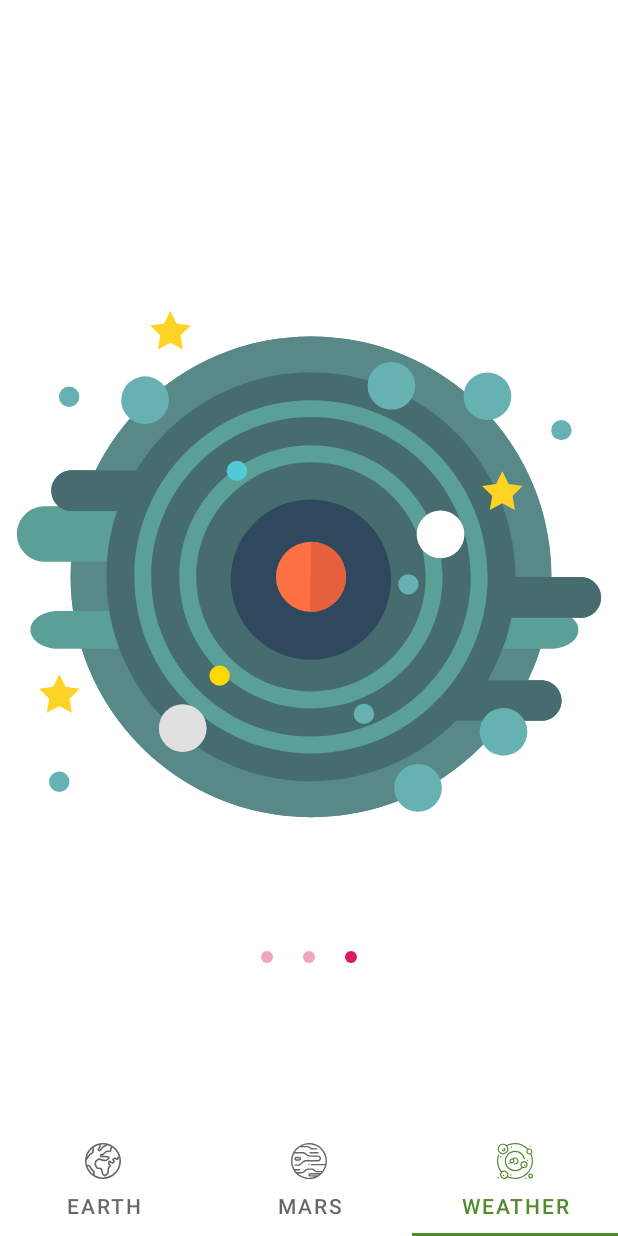
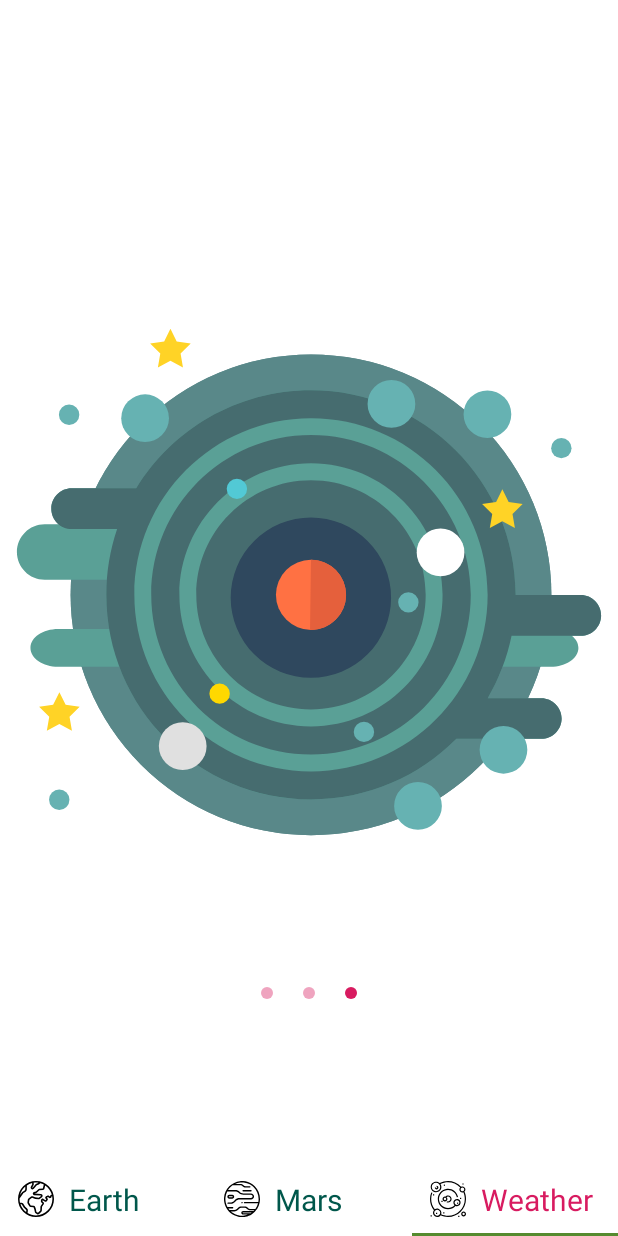
Before and after one commit to samitin/MaterialLesson1, an Android app: the screen it shows after launch (ApiActivity), item 3 of the bottom bar chosen, on a phone screen of 412 x 824 dp. Run offline under Robolectric (Android 15) with nearby library versions, the phone set to English and light mode, and no system bars.

Commit message:
FragmentStatePagerAdapter TabLayout установка слушателя эллементам для смены цвета текста

```diff
--- a/app/src/main/java/ru/samitin/lesson1/ui/api/ApiActivity.kt
+++ b/app/src/main/java/ru/samitin/lesson1/ui/api/ApiActivity.kt
@@ -1,9 +1,17 @@
 package ru.samitin.lesson1.ui.api
 
 import android.os.Bundle
+import android.view.LayoutInflater
 import androidx.appcompat.app.AppCompatActivity
+import androidx.appcompat.widget.AppCompatTextView
+import androidx.core.content.ContextCompat
+import androidx.viewpager.widget.ViewPager
 import ru.samitin.lesson1.R
 import ru.samitin.lesson1.databinding.ActivityApiBinding
+
+private const val EARTH = 0
+private const val MARS = 1
+private const val WEATHER = 2
 
 class ApiActivity : AppCompatActivity() {
 
@@ -15,10 +23,81 @@ class ApiActivity : AppCompatActivity() {
 
         bilder.viewPager.adapter=ViewPagerAdapter(supportFragmentManager)
         bilder.tabLayout.setupWithViewPager(bilder.viewPager)
-        bilder.tabLayout.apply {
-            getTabAt(0)?.setIcon(R.drawable.ic_earth)
-            getTabAt(1)?.setIcon(R.drawable.ic_mars)
-            getTabAt(2)?.setIcon(R.drawable.ic_system)
+        setHighlightedTab(EARTH)
+
+        bilder.viewPager.addOnPageChangeListener(object : ViewPager.OnPageChangeListener{
+            override fun onPageScrolled(
+                position: Int,
+                positionOffset: Float,
+                positionOffsetPixels: Int
+            ) {
+
+            }
+
+            override fun onPageSelected(position: Int) {
+                setHighlightedTab(position)
+            }
+
+            override fun onPageScrollStateChanged(state: Int) {
+
+            }
+
+        })
+
+    }
+    private fun setHighlightedTab(position: Int) {
+        val layoutInflater = LayoutInflater.from(this@ApiActivity)
+
+        bilder.tabLayout.getTabAt(EARTH)?.customView = null
+        bilder.tabLayout.getTabAt(MARS)?.customView = null
+        bilder.tabLayout.getTabAt(WEATHER)?.customView = null
+
+        when (position) {
+            EARTH -> {
+                setEarthTabHighlighted(layoutInflater)
+            }
+            MARS -> {
+                setMarsTabHighlighted(layoutInflater)
+            }
+            WEATHER -> {
+                setWeatherTabHighlighted(layoutInflater)
+            }
+            else -> {
+                setEarthTabHighlighted(layoutInflater)
+            }
         }
     }
+
+    private fun setEarthTabHighlighted(layoutInflater: LayoutInflater) {
+        val earth = layoutInflater.inflate(R.layout.activity_api_costom_tab_earch, null)
+        earth.findViewById<AppCompatTextView>(R.id.tab_image_textview)
+            .setTextColor(ContextCompat.getColor(this@ApiActivity, R.color.colorAccent))
+
+        bilder.tabLayout.getTabAt(EARTH)?.customView = earth
+        bilder.tabLayout.getTabAt(MARS)?.customView = layoutInflater.inflate(R.layout.activity_api_costom_tab_mars, null)
+        bilder.tabLayout.getTabAt(WEATHER)?.customView = layoutInflater.inflate(R.layout.activity_api_costom_tab_weather, null)
+    }
+
+    private fun setMarsTabHighlighted(layoutInflater: LayoutInflater) {
+        val mars = layoutInflater.inflate(R.layout.activity_api_costom_tab_mars, null)
+        mars.findViewById<AppCompatTextView>(R.id.tab_image_textview)
+            .setTextColor(ContextCompat.getColor(this@ApiActivity, R.color.colorAccent))
+
+        bilder.tabLayout.getTabAt(EARTH)?.customView = layoutInflater.inflate(R.layout.activity_api_costom_tab_earch, null)
+        bilder.tabLayout.getTabAt(MARS)?.customView = mars
+        bilder.tabLayout.getTabAt(WEATHER)?.customView =layoutInflater.inflate(R.layout.activity_api_costom_tab_weather, null)
+    }
+
+    private fun setWeatherTabHighlighted(layoutInflater: LayoutInflater) {
+        val weather =
+            layoutInflater.inflate(R.layout.activity_api_costom_tab_weather, null)
+        weather.findViewById<AppCompatTextView>(R.id.tab_image_textview)
+            .setTextColor(ContextCompat.getColor(this@ApiActivity, R.color.colorAccent))
+
+        bilder.tabLayout.getTabAt(EARTH)?.customView =
+            layoutInflater.inflate(R.layout.activity_api_costom_tab_earch, null)
+        bilder.tabLayout.getTabAt(MARS)?.customView =
+            layoutInflater.inflate(R.layout.activity_api_costom_tab_mars, null)
+        bilder.tabLayout.getTabAt(WEATHER)?.customView = weather
+    }
 }
--- /dev/null
+++ b/app/src/main/res/layout/activity_api_costom_tab_earch.xml
@@ -0,0 +1,20 @@
+<androidx.constraintlayout.widget.ConstraintLayout xmlns:android="http://schemas.android.com/apk/res/android"
+    xmlns:app="http://schemas.android.com/apk/res-auto"
+    xmlns:tools="http://schemas.android.com/tools"
+    android:layout_width="match_parent"
+    android:layout_height="match_parent"
+    tools:context=".ui.api.ApiActivity">
+
+    <androidx.appcompat.widget.AppCompatTextView
+        android:id="@+id/tab_image_textview"
+        android:layout_width="wrap_content"
+        android:layout_height="wrap_content"
+        android:drawableStart="@drawable/ic_earth"
+        android:drawablePadding="10dp"
+        android:gravity="center_vertical"
+        android:text="Earth"
+        android:textColor="@color/colorPrimaryDark"
+        android:textSize="20sp"
+        app:layout_constraintStart_toStartOf="parent"
+        app:layout_constraintTop_toTopOf="parent" />
+</androidx.constraintlayout.widget.ConstraintLayout>
--- /dev/null
+++ b/app/src/main/res/layout/activity_api_costom_tab_mars.xml
@@ -0,0 +1,20 @@
+<androidx.constraintlayout.widget.ConstraintLayout xmlns:android="http://schemas.android.com/apk/res/android"
+    xmlns:app="http://schemas.android.com/apk/res-auto"
+    xmlns:tools="http://schemas.android.com/tools"
+    android:layout_width="match_parent"
+    android:layout_height="match_parent"
+    tools:context=".ui.api.ApiActivity">
+
+    <androidx.appcompat.widget.AppCompatTextView
+        android:id="@+id/tab_image_textview"
+        android:layout_width="wrap_content"
+        android:layout_height="wrap_content"
+        android:drawableStart="@drawable/ic_mars"
+        android:drawablePadding="10dp"
+        android:gravity="center_vertical"
+        android:text="Mars"
+        android:textColor="@color/colorPrimaryDark"
+        android:textSize="20sp"
+        app:layout_constraintStart_toStartOf="parent"
+        app:layout_constraintTop_toTopOf="parent" />
+</androidx.constraintlayout.widget.ConstraintLayout>
--- /dev/null
+++ b/app/src/main/res/layout/activity_api_costom_tab_weather.xml
@@ -0,0 +1,20 @@
+<androidx.constraintlayout.widget.ConstraintLayout xmlns:android="http://schemas.android.com/apk/res/android"
+    xmlns:app="http://schemas.android.com/apk/res-auto"
+    xmlns:tools="http://schemas.android.com/tools"
+    android:layout_width="match_parent"
+    android:layout_height="match_parent"
+    tools:context=".ui.api.ApiActivity">
+
+    <androidx.appcompat.widget.AppCompatTextView
+        android:id="@+id/tab_image_textview"
+        android:layout_width="wrap_content"
+        android:layout_height="wrap_content"
+        android:drawableStart="@drawable/ic_system"
+        android:drawablePadding="10dp"
+        android:gravity="center_vertical"
+        android:text="Weather"
+        android:textColor="@color/colorPrimaryDark"
+        android:textSize="20sp"
+        app:layout_constraintStart_toStartOf="parent"
+        app:layout_constraintTop_toTopOf="parent" />
+</androidx.constraintlayout.widget.ConstraintLayout>
```
